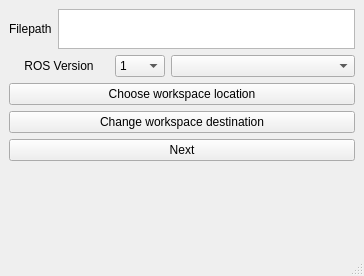
Before: the Qt Designer form easy_manipulation_deployment/workcell_builder/workcell_builder/gui/mainwindow.ui in Mukaram01/Easy_Manipulator_Improved, drawn with Qt 5.
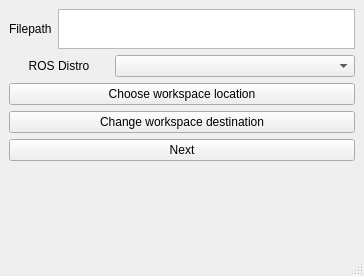
After: the same form once the commit is applied.

What changed in the file:
```diff
--- a/easy_manipulation_deployment/workcell_builder/workcell_builder/gui/mainwindow.ui
+++ b/easy_manipulation_deployment/workcell_builder/workcell_builder/gui/mainwindow.ui
@@ -49,33 +49,13 @@
            </size>
           </property>
           <property name="text">
-           <string>ROS Version</string>
+           <string>ROS Distro</string>
           </property>
           <property name="alignment">
            <set>Qt::AlignCenter</set>
           </property>
          </widget>
         </item>
-        <item>
-         <widget class="QComboBox" name="ros_version">
-          <property name="maximumSize">
-           <size>
-            <width>50</width>
-            <height>16777215</height>
-           </size>
-          </property>
-          <item>
-           <property name="text">
-            <string>1</string>
-           </property>
-          </item>
-          <item>
-           <property name="text">
-            <string>2</string>
-           </property>
-          </item>
-         </widget>
-        </item>
         <item>
          <widget class="QComboBox" name="ros_distro"/>
         </item>
```
